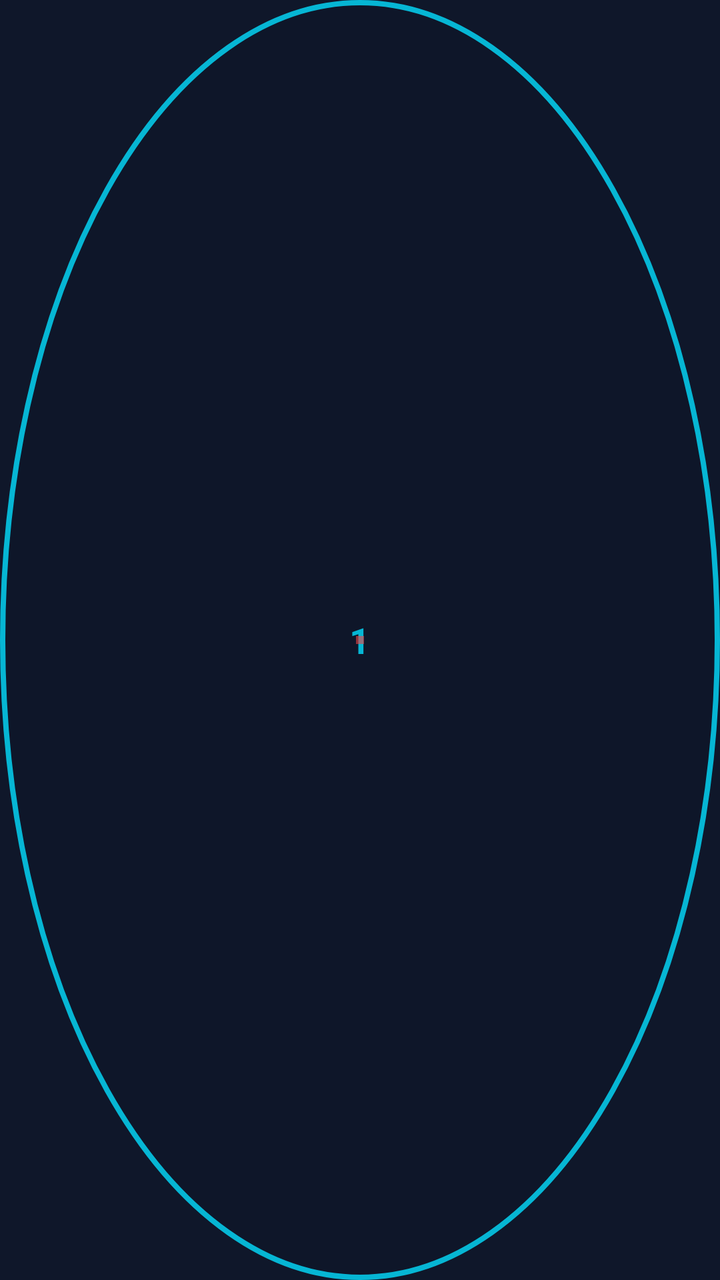
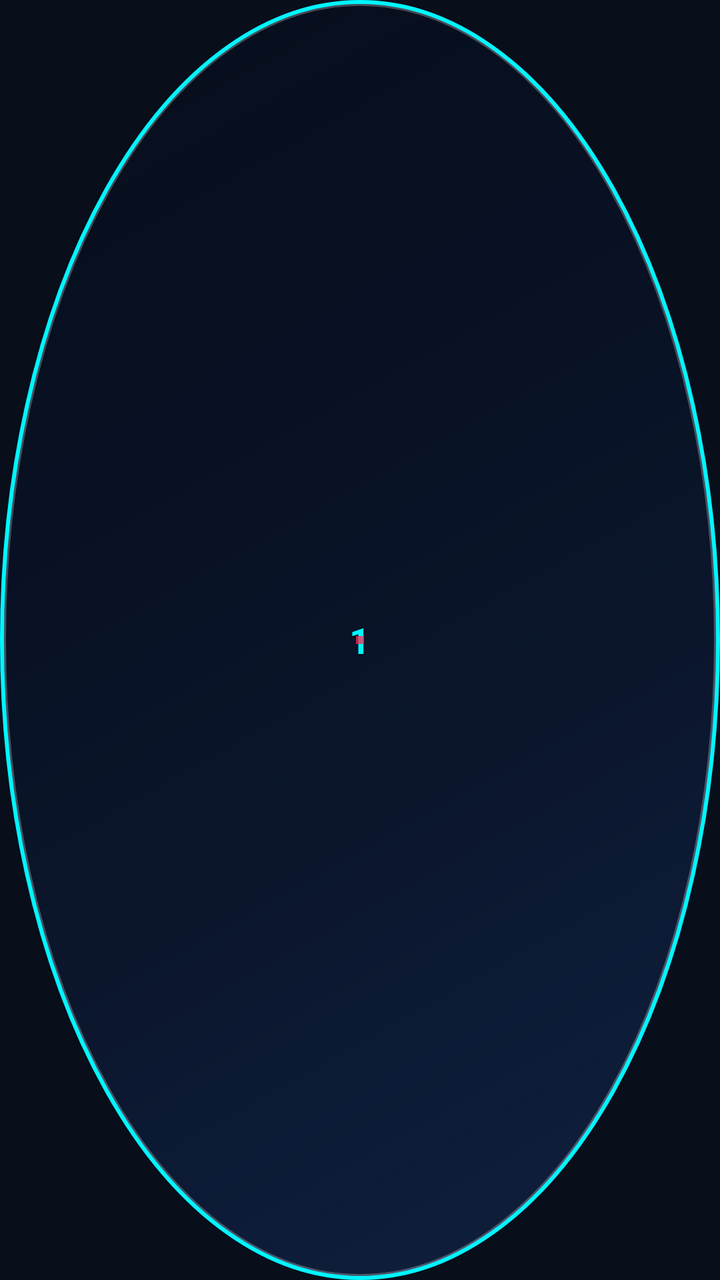

Two renders of the same Android screen: before a commit and after it. Below are the layout's source before the change and the commit's diff.
<!-- AndroidManifest.xml: application theme Theme.MacroGaming -->
<!-- res/layout/view_target_point.xml -->
<?xml version="1.0" encoding="utf-8"?>
<FrameLayout xmlns:android="http://schemas.android.com/apk/res/android"
    android:id="@+id/targetPointRoot"
    android:layout_width="44dp"
    android:layout_height="44dp"
    android:background="@drawable/bg_target_point"
    android:elevation="14dp">

    <TextView
        android:id="@+id/tvPointIndex"
        android:layout_width="wrap_content"
        android:layout_height="wrap_content"
        android:layout_gravity="center"
        android:text="1"
        android:textColor="@color/cyan_neon"
        android:textSize="18sp"
        android:textStyle="bold" />

    
    <View
        android:layout_width="4dp"
        android:layout_height="4dp"
        android:layout_gravity="center"
        android:background="@color/crimson_stop"
        android:alpha="0.6" />

</FrameLayout>
<!-- resources referenced by this layout -->
<resources>
  <color name="crimson_stop">#EF4444</color>
  <color name="cyan_neon">#06B6D4</color>
  <!-- drawable bg_target_point (drawable) -->
  <?xml version="1.0" encoding="utf-8"?>
  <shape xmlns:android="http://schemas.android.com/apk/res/android"
      android:shape="oval">
      <solid android:color="#D90F172A" />
      <stroke
          android:width="2.5dp"
          android:color="@color/cyan_neon" />
      <size
          android:width="44dp"
          android:height="44dp" />
  </shape>
  <style name="Theme.MacroGaming" parent="Theme.Material3.Dark.NoActionBar">
          <item name="colorPrimary">@color/cyan_neon</item>
          <item name="colorOnPrimary">@color/bg_dark</item>
          <item name="colorSecondary">@color/purple_accent</item>
          <item name="android:windowBackground">@color/bg_dark</item>
          <item name="android:statusBarColor">@color/bg_dark</item>
          <item name="android:navigationBarColor">@color/bg_dark</item>
      </style>
  <color name="bg_dark">#0F172A</color>
  <color name="purple_accent">#8B5CF6</color>
</resources>

<!-- the commit's change to res/layout/view_target_point.xml (unified diff, before → after) -->
@@ -4,7 +4,7 @@
     android:layout_width="44dp"
     android:layout_height="44dp"
     android:background="@drawable/bg_target_point"
-    android:elevation="14dp">
+    android:elevation="16dp">
 
     <TextView
         android:id="@+id/tvPointIndex"
@@ -14,7 +14,11 @@
         android:text="1"
         android:textColor="@color/cyan_neon"
         android:textSize="18sp"
-        android:textStyle="bold" />
+        android:textStyle="bold"
+        android:shadowColor="@color/black"
+        android:shadowDx="0"
+        android:shadowDy="1"
+        android:shadowRadius="2" />
 
     
     <View
@@ -22,6 +26,6 @@
         android:layout_height="4dp"
         android:layout_gravity="center"
         android:background="@color/crimson_stop"
-        android:alpha="0.6" />
+        android:alpha="0.75" />
 
 </FrameLayout>
<!-- resource entries referenced after the edit -->
@@ -1,19 +1,39 @@
 <!-- resources referenced by this layout -->
 <resources>
-  <color name="crimson_stop">#EF4444</color>
-  <color name="cyan_neon">#06B6D4</color>
+  <color name="black">#000000</color>
+  <color name="crimson_stop">#FF2A55</color>
+  <color name="cyan_neon">#00F5FF</color>
   <!-- drawable bg_target_point (drawable) -->
   <?xml version="1.0" encoding="utf-8"?>
-  <shape xmlns:android="http://schemas.android.com/apk/res/android"
-      android:shape="oval">
-      <solid android:color="#D90F172A" />
-      <stroke
-          android:width="2.5dp"
-          android:color="@color/cyan_neon" />
-      <size
-          android:width="44dp"
-          android:height="44dp" />
-  </shape>
+  <layer-list xmlns:android="http://schemas.android.com/apk/res/android">
+      <item>
+          <shape android:shape="oval">
+              <gradient
+                  android:angle="135"
+                  android:startColor="#E6102242"
+                  android:centerColor="#D909142A"
+                  android:endColor="#B3050C1A"
+                  android:type="linear" />
+              <stroke
+                  android:width="2dp"
+                  android:color="@color/cyan_neon" />
+              <size
+                  android:width="44dp"
+                  android:height="44dp" />
+          </shape>
+      </item>
+      <item
+          android:bottom="2dp"
+          android:left="2dp"
+          android:right="2dp"
+          android:top="2dp">
+          <shape android:shape="oval">
+              <stroke
+                  android:width="1dp"
+                  android:color="#40FFFFFF" />
+          </shape>
+      </item>
+  </layer-list>
   <style name="Theme.MacroGaming" parent="Theme.Material3.Dark.NoActionBar">
           <item name="colorPrimary">@color/cyan_neon</item>
           <item name="colorOnPrimary">@color/bg_dark</item>
@@ -21,8 +41,10 @@
           <item name="android:windowBackground">@color/bg_dark</item>
           <item name="android:statusBarColor">@color/bg_dark</item>
           <item name="android:navigationBarColor">@color/bg_dark</item>
+          <item name="android:windowLightStatusBar">false</item>
+          <item name="android:windowLightNavigationBar">false</item>
       </style>
-  <color name="bg_dark">#0F172A</color>
-  <color name="purple_accent">#8B5CF6</color>
+  <color name="bg_dark">#080E1A</color>
+  <color name="purple_accent">#A855F7</color>
 </resources>
 
